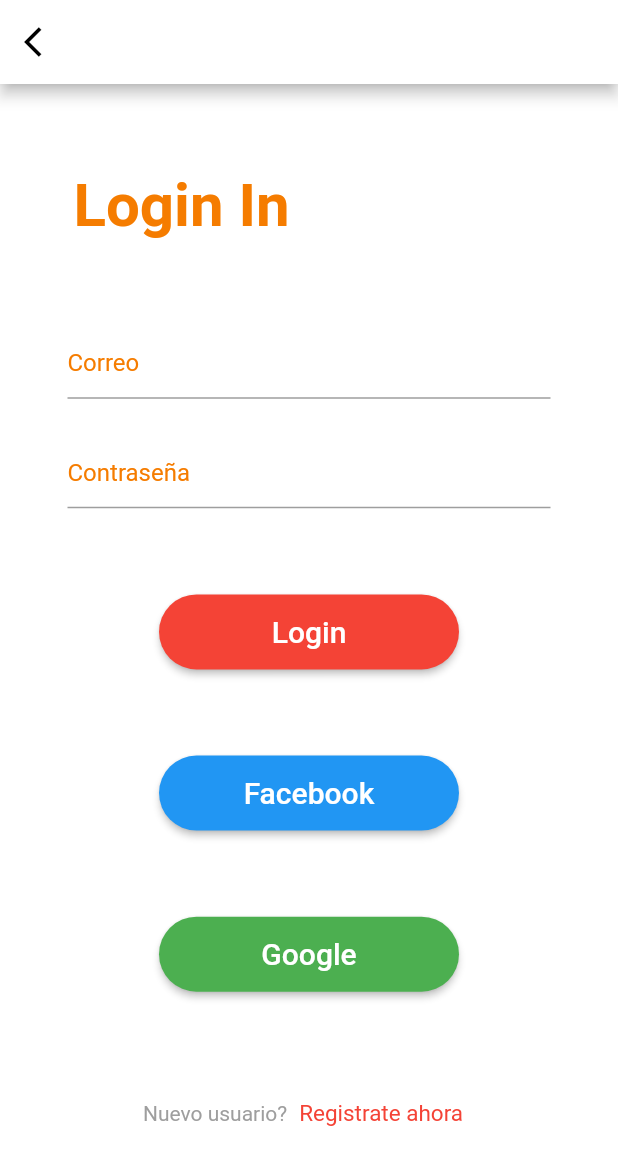
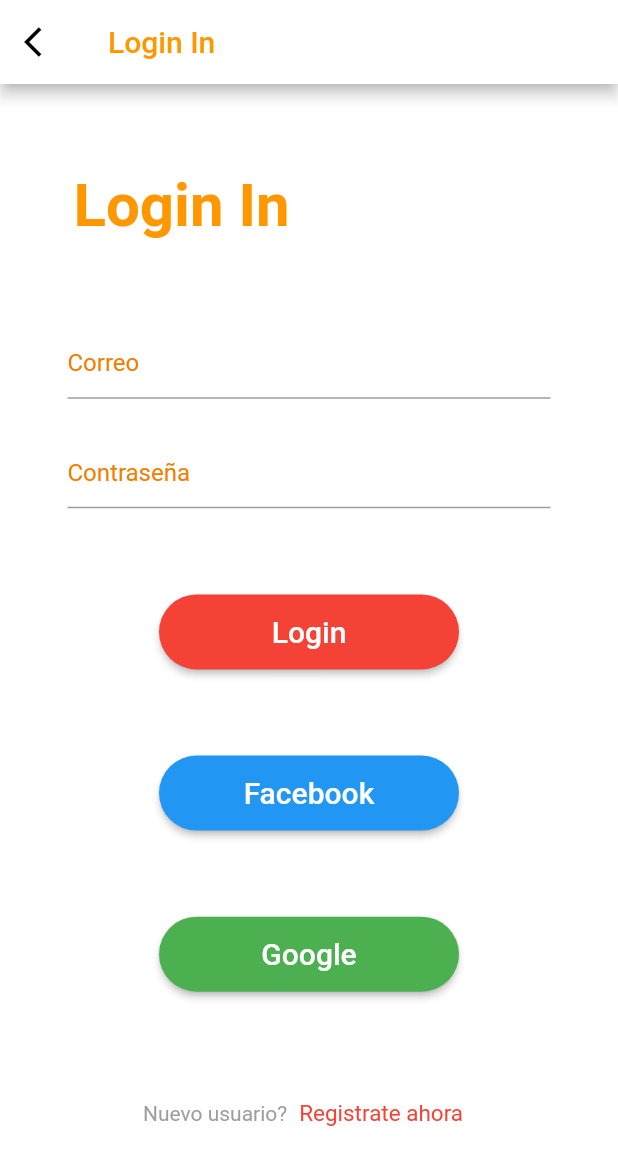
Before and after one commit to AXIOMANETWORK/Food_V1, a Flutter app: the screen it shows after launch, on a phone screen of 412 x 824 dp. Shown: the top 1165 px of the screen. Run offline on Flutter 3.47's test engine with Material 2 defaults, Android fonts, the phone set to English and light mode, and no system bars; our stand-ins replace firebase_auth, firebase_core; accounts and stored records are empty.

Commit message:
Entrega miercoles 21 Julio

```diff
--- a/lib/screen/login_page.dart
+++ b/lib/screen/login_page.dart
@@ -29,11 +29,12 @@ class LoginPage extends StatelessWidget {
       backgroundColor: Colors.white,
       appBar: AppBar(
         backgroundColor: Colors.white,
+        title: Text(
+          'Login In',
+          style: TextStyle(color: Colors.orange),
+        ),
         leading: IconButton(
-            icon: Icon(
-              Icons.arrow_back_ios,
-              color: Colors.black,
-            ),
+            icon: Icon(Icons.arrow_back_ios, color: Colors.black),
             onPressed: () {
               //Navigator.pop(context);
             }),
@@ -49,7 +50,7 @@ class LoginPage extends StatelessWidget {
               child: Text(
                 "Login In",
                 style: TextStyle(
-                  color: Colors.orange.shade700,
+                  color: Colors.orange,
                   fontSize: 40,
                   fontWeight: FontWeight.bold,
                 ),
```
